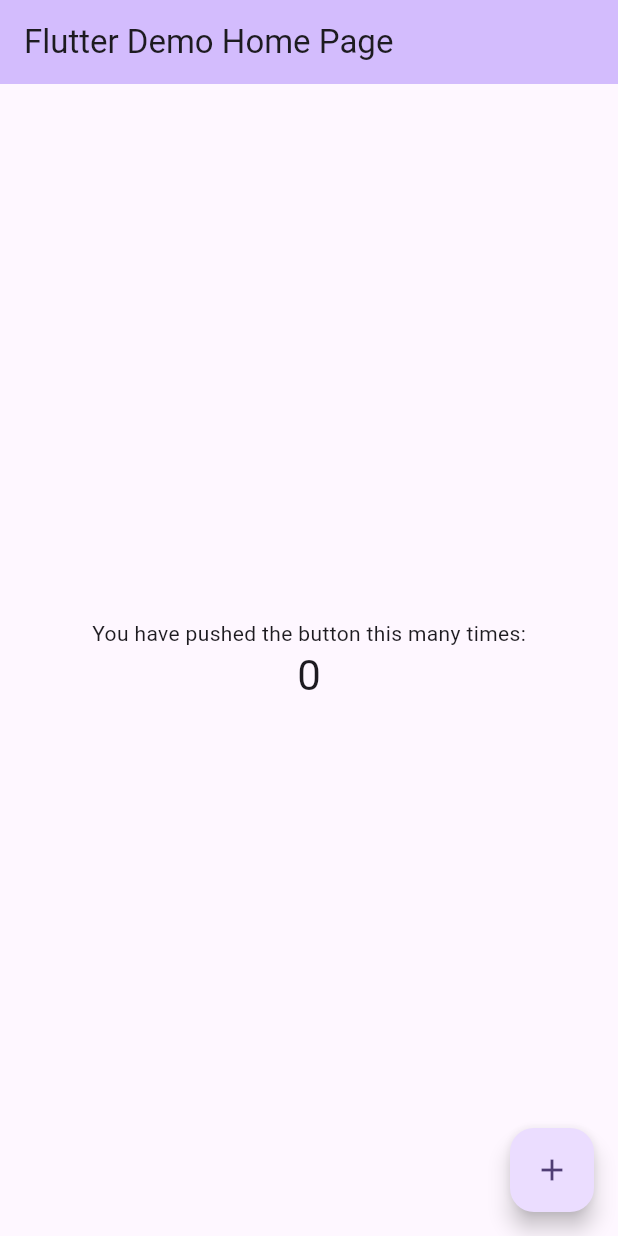
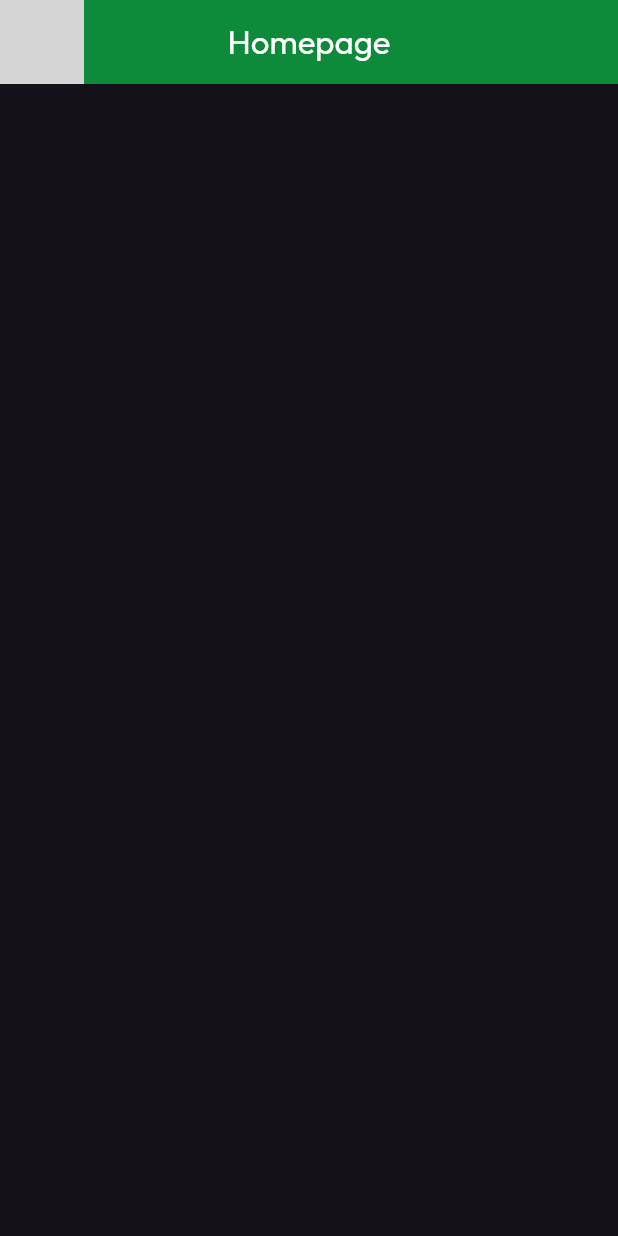
Before and after one commit to creekygreen/dlsl_info_app, a Flutter app: the screen it shows after launch, on a phone screen of 412 x 824 dp. Run offline on Flutter 3.47's test engine with Material 3 defaults, Android fonts, the phone set to English and light mode, and no system bars; our stand-ins replace google_fonts; grey boxes are pictures that could not be loaded.

Commit message:
Added: AppBar, Text Theme

```diff
--- a/lib/main.dart
+++ b/lib/main.dart
@@ -1,4 +1,6 @@
+import 'package:dlsl_info_app/pages/home.dart';
 import 'package:flutter/material.dart';
+import 'package:google_fonts/google_fonts.dart';
 
 void main() {
   runApp(const MyApp());
@@ -11,115 +13,16 @@ class MyApp extends StatelessWidget {
   @override
   Widget build(BuildContext context) {
     return MaterialApp(
-      title: 'Flutter Demo',
-      theme: ThemeData(
-        // This is the theme of your application.
-        //
-        // TRY THIS: Try running your application with "flutter run". You'll see
-        // the application has a purple toolbar. Then, without quitting the app,
-        // try changing the seedColor in the colorScheme below to Colors.green
-        // and then invoke "hot reload" (save your changes or press the "hot
-        // reload" button in a Flutter-supported IDE, or press "r" if you used
-        // the command line to start the app).
-        //
-        // Notice that the counter didn't reset back to zero; the application
-        // state is not lost during the reload. To reset the state, use hot
-        // restart instead.
-        //
-        // This works for code too, not just values: Most code changes can be
-        // tested with just a hot reload.
-        colorScheme: ColorScheme.fromSeed(seedColor: Colors.deepPurple),
-        useMaterial3: true,
-      ),
-      home: const MyHomePage(title: 'Flutter Demo Home Page'),
-    );
+      theme: _buildTheme(Brightness.dark),
+      home: const HomePage()
+      );
   }
 }
 
-class MyHomePage extends StatefulWidget {
-  const MyHomePage({super.key, required this.title});
+ThemeData _buildTheme(brightness) {
+  var baseTheme = ThemeData(brightness: brightness);
 
-  // This widget is the home page of your application. It is stateful, meaning
-  // that it has a State object (defined below) that contains fields that affect
-  // how it looks.
-
-  // This class is the configuration for the state. It holds the values (in this
-  // case the title) provided by the parent (in this case the App widget) and
-  // used by the build method of the State. Fields in a Widget subclass are
-  // always marked "final".
-
-  final String title;
-
-  @override
-  State<MyHomePage> createState() => _MyHomePageState();
+  return baseTheme.copyWith(
+    textTheme: GoogleFonts.outfitTextTheme(baseTheme.textTheme),
+  );
 }
-
-class _MyHomePageState extends State<MyHomePage> {
-  int _counter = 0;
-
-  void _incrementCounter() {
-    setState(() {
-      // This call to setState tells the Flutter framework that something has
-      // changed in this State, which causes it to rerun the build method below
-      // so that the display can reflect the updated values. If we changed
-      // _counter without calling setState(), then the build method would not be
-      // called again, and so nothing would appear to happen.
-      _counter++;
-    });
-  }
-
-  @override
-  Widget build(BuildContext context) {
-    // This method is rerun every time setState is called, for instance as done
-    // by the _incrementCounter method above.
-    //
-    // The Flutter framework has been optimized to make rerunning build methods
-    // fast, so that you can just rebuild anything that needs updating rather
-    // than having to individually change instances of widgets.
-    return Scaffold(
-      appBar: AppBar(
-        // TRY THIS: Try changing the color here to a specific color (to
-        // Colors.amber, perhaps?) and trigger a hot reload to see the AppBar
-        // change color while the other colors stay the same.
-        backgroundColor: Theme.of(context).colorScheme.inversePrimary,
-        // Here we take the value from the MyHomePage object that was created by
-        // the App.build method, and use it to set our appbar title.
-        title: Text(widget.title),
-      ),
-      body: Center(
-        // Center is a layout widget. It takes a single child and positions it
-        // in the middle of the parent.
-        child: Column(
-          // Column is also a layout widget. It takes a list of children and
-          // arranges them vertically. By default, it sizes itself to fit its
-          // children horizontally, and tries to be as tall as its parent.
-          //
-          // Column has various properties to control how it sizes itself and
-          // how it positions its children. Here we use mainAxisAlignment to
-          // center the children vertically; the main axis here is the vertical
-          // axis because Columns are vertical (the cross axis would be
-          // horizontal).
-          //
-          // TRY THIS: Invoke "debug painting" (choose the "Toggle Debug Paint"
-          // action in the IDE, or press "p" in the console), to see the
-          // wireframe for each widget.
-          mainAxisAlignment: MainAxisAlignment.center,
-          children: <Widget>[
-            const Text(
-              'You have pushed the button this many times:',
-            ),
-            Text(
-              '$_counter',
-              style: Theme.of(context).textTheme.headlineMedium,
-            ),
-          ],
-        ),
-      ),
-      floatingActionButton: FloatingActionButton(
-        onPressed: _incrementCounter,
-        tooltip: 'Increment',
-        child: const Icon(Icons.add),
-      ), // This trailing comma makes auto-formatting nicer for build methods.
-    );
-  }
-}
--- /dev/null
+++ b/lib/pages/home.dart
@@ -0,0 +1,47 @@
+import 'package:flutter/material.dart';
+
+class HomePage extends StatelessWidget {
+  const HomePage({super.key});
+
+  @override
+  Widget build(BuildContext context) {
+    return Scaffold(
+      appBar: AppBar(
+        backgroundColor: const Color(0xFF00872C),
+        automaticallyImplyLeading: false,
+        leading: InkWell(
+          splashColor: Colors.transparent,
+          focusColor: Colors.transparent,
+          hoverColor: Colors.transparent,
+          highlightColor: Colors.transparent,
+          onTap: () async {
+            // context.pushNamed('HomePage');
+          },
+          child: ClipRRect(
+            borderRadius: BorderRadius.circular(8),
+            child: Image.asset(
+              'assets/images/logo.png',
+              width: 300,
+              height: 200,
+              fit: BoxFit.contain,
+              ),
+          ),
+  ),
+  title: const Text(
+    'Homepage',
+    style: TextStyle(
+          color: Colors.white,
+          fontSize: 22,
+          letterSpacing: 0,
+        ),
+  ),
+  actions: const [],
+  centerTitle: true,
+  elevation: 2,
+
+      ),
+
+
+    );
+  }
+}
--- a/pubspec.yaml
+++ b/pubspec.yaml
@@ -35,6 +35,7 @@ dependencies:
   # The following adds the Cupertino Icons font to your application.
   # Use with the CupertinoIcons class for iOS style icons.
   cupertino_icons: ^1.0.6
+  google_fonts: ^6.2.1
 
 dev_dependencies:
   flutter_test:
```
Also changed, not shown: pubspec.lock, 1 other file.
